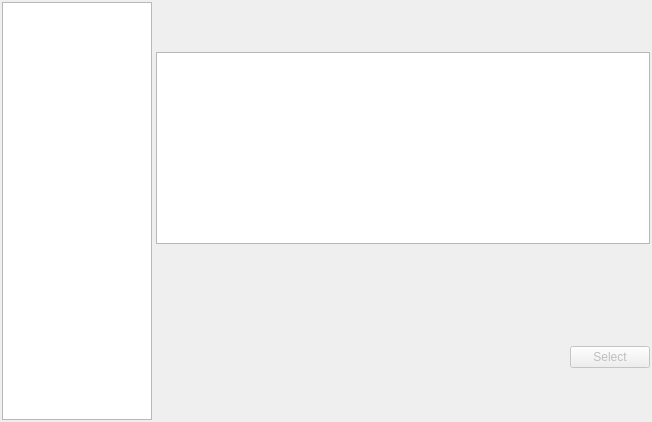
Above: ui/field_text_selection_widget.ui from zkovari/plotlyst before the change. Below: the same form after it.
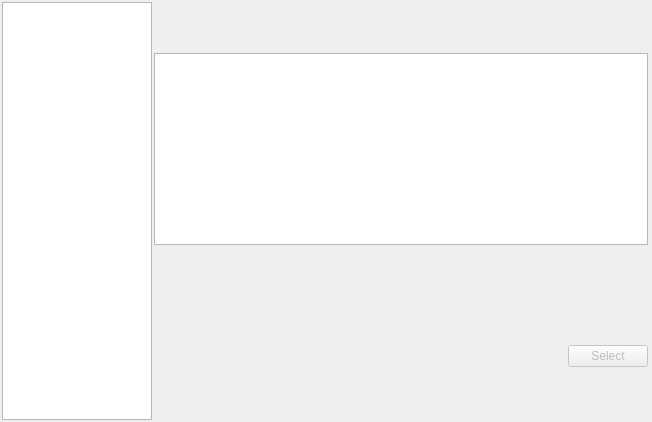
That is the form after the change. Custom widgets are drawn as their Qt base class.

Commit message: Improve the look of enneagram and mbti selectors

The edit to the form file:
```diff
--- a/ui/field_text_selection_widget.ui
+++ b/ui/field_text_selection_widget.ui
@@ -21,7 +21,7 @@
   </property>
   <layout class="QHBoxLayout" name="horizontalLayout">
    <property name="spacing">
-    <number>4</number>
+    <number>0</number>
    </property>
    <property name="leftMargin">
     <number>2</number>
@@ -89,6 +89,18 @@
      <property name="spacing">
       <number>1</number>
      </property>
+     <property name="leftMargin">
+      <number>2</number>
+     </property>
+     <property name="topMargin">
+      <number>2</number>
+     </property>
+     <property name="rightMargin">
+      <number>2</number>
+     </property>
+     <property name="bottomMargin">
+      <number>2</number>
+     </property>
      <item>
       <widget class="QTextBrowser" name="textBrowser">
        <property name="sizePolicy">
```
Left out of the diff: 6 changed lines with no effect on the pictures. The commit also changes 1 other file.
